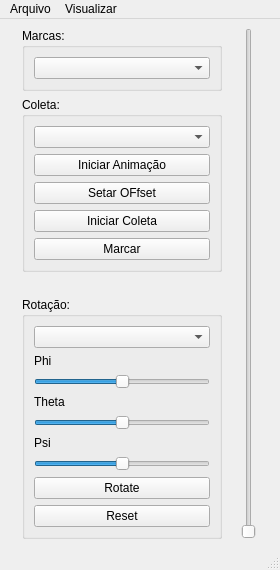
First picture: the form in Software/Python Framework/gui/mainwindow.ui, repository italogsfernandes/rastreamento-inercial, before the edit.
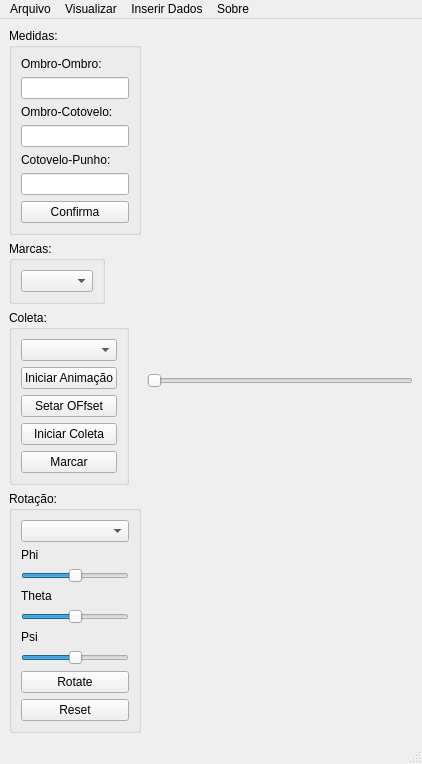
Second picture: the form after the edit.

Commit message: adicionar medidas da pessoa

What changed in the file:
```diff
--- a/Software/Python Framework/gui/mainwindow.ui
+++ b/Software/Python Framework/gui/mainwindow.ui
@@ -6,8 +6,8 @@
    <rect>
     <x>0</x>
     <y>0</y>
-    <width>280</width>
-    <height>570</height>
+    <width>422</width>
+    <height>639</height>
    </rect>
   </property>
   <property name="windowTitle">
@@ -25,8 +25,102 @@
      <layout class="QHBoxLayout" name="mbly">
       <item>
        <layout class="QVBoxLayout" name="verticalLayout_2">
+        <property name="sizeConstraint">
+         <enum>QLayout::SetDefaultConstraint</enum>
+        </property>
+        <item>
+         <widget class="QGroupBox" name="groupMedidas">
+          <property name="title">
+           <string>Medidas:</string>
+          </property>
+          <layout class="QVBoxLayout" name="verticalLayout_7">
+           <item>
+            <widget class="QLabel" name="label">
+             <property name="sizePolicy">
+              <sizepolicy hsizetype="Fixed" vsizetype="Preferred">
+               <horstretch>0</horstretch>
+               <verstretch>0</verstretch>
+              </sizepolicy>
+             </property>
+             <property name="text">
+              <string>Ombro-Ombro:</string>
+             </property>
+            </widget>
+           </item>
+           <item>
+            <widget class="QLineEdit" name="editShoulderShoulder">
+             <property name="sizePolicy">
+              <sizepolicy hsizetype="Fixed" vsizetype="Fixed">
+               <horstretch>0</horstretch>
+               <verstretch>0</verstretch>
+              </sizepolicy>
+             </property>
+            </widget>
+           </item>
+           <item>
+            <widget class="QLabel" name="label_2">
+             <property name="sizePolicy">
+              <sizepolicy hsizetype="Fixed" vsizetype="Preferred">
+               <horstretch>0</horstretch>
+               <verstretch>0</verstretch>
+              </sizepolicy>
+             </property>
+             <property name="text">
+              <string>Ombro-Cotovelo:</string>
+             </property>
+            </widget>
+           </item>
+           <item>
+            <widget class="QLineEdit" name="editShoulderElbow">
+             <property name="sizePolicy">
+              <sizepolicy hsizetype="Fixed" vsizetype="Fixed">
+               <horstretch>0</horstretch>
+               <verstretch>0</verstretch>
+              </sizepolicy>
+             </property>
+            </widget>
+           </item>
+           <item>
+            <widget class="QLabel" name="label_3">
+             <property name="sizePolicy">
+              <sizepolicy hsizetype="Fixed" vsizetype="Preferred">
+               <horstretch>0</horstretch>
+               <verstretch>0</verstretch>
+              </sizepolicy>
+             </property>
+             <property name="text">
+              <string>Cotovelo-Punho:</string>
+             </property>
+            </widget>
+           </item>
+           <item>
+            <widget class="QLineEdit" name="editElbowWrist">
+             <property name="sizePolicy">
+              <sizepolicy hsizetype="Fixed" vsizetype="Fixed">
+               <horstretch>0</horstretch>
+               <verstretch>0</verstretch>
+              </sizepolicy>
+             </property>
+            </widget>
+           </item>
+           <item>
+            <widget class="QPushButton" name="btnMedidas">
+             <property name="text">
+              <string>Confirma</string>
+             </property>
+            </widget>
+           </item>
+          </layout>
+         </widget>
+        </item>
         <item>
          <widget class="QGroupBox" name="groupDadosColeta">
+          <property name="sizePolicy">
+           <sizepolicy hsizetype="Fixed" vsizetype="Preferred">
+            <horstretch>0</horstretch>
+            <verstretch>0</verstretch>
+           </sizepolicy>
+          </property>
           <property name="title">
            <string>Marcas:</string>
           </property>
@@ -39,6 +133,12 @@
         </item>
         <item>
          <widget class="QGroupBox" name="groupColeta">
+          <property name="sizePolicy">
+           <sizepolicy hsizetype="Fixed" vsizetype="Preferred">
+            <horstretch>0</horstretch>
+            <verstretch>0</verstretch>
+           </sizepolicy>
+          </property>
           <property name="title">
            <string>Coleta:</string>
           </property>
@@ -92,6 +192,12 @@
         </item>
         <item>
          <widget class="QGroupBox" name="groupRotation">
+          <property name="sizePolicy">
+           <sizepolicy hsizetype="Fixed" vsizetype="Preferred">
+            <horstretch>0</horstretch>
+            <verstretch>0</verstretch>
+           </sizepolicy>
+          </property>
           <property name="maximumSize">
            <size>
             <width>200</width>
@@ -206,15 +312,22 @@
         </item>
        </layout>
       </item>
+      <item>
+       <layout class="QVBoxLayout" name="verticalLayout_6">
+        <item>
+         <layout class="QHBoxLayout" name="horizontalLayout_3"/>
+        </item>
+        <item>
+         <widget class="QSlider" name="sliderColeta">
+          <property name="orientation">
+           <enum>Qt::Horizontal</enum>
+          </property>
+         </widget>
+        </item>
+       </layout>
+      </item>
      </layout>
     </item>
-    <item>
-     <widget class="QSlider" name="sliderColeta">
-      <property name="orientation">
-       <enum>Qt::Vertical</enum>
-      </property>
-     </widget>
-    </item>
    </layout>
   </widget>
   <widget class="QMenuBar" name="menubar">
@@ -222,8 +335,8 @@
     <rect>
      <x>0</x>
      <y>0</y>
-     <width>280</width>
-     <height>25</height>
+     <width>422</width>
+     <height>28</height>
     </rect>
    </property>
    <widget class="QMenu" name="menuArquivo">
@@ -252,8 +365,22 @@
     <addaction name="actionMenu_de_Rota_o"/>
     <addaction name="menuGr_ficos"/>
    </widget>
+   <widget class="QMenu" name="menuHelp">
+    <property name="title">
+     <string>Sobre</string>
+    </property>
+    <addaction name="actionHelp"/>
+   </widget>
+   <widget class="QMenu" name="menuInserir">
+    <property name="title">
+     <string>Inserir Dados</string>
+    </property>
+    <addaction name="actionMedidas_da_Pessoa"/>
+   </widget>
    <addaction name="menuArquivo"/>
    <addaction name="menuVisualizar"/>
+   <addaction name="menuInserir"/>
+   <addaction name="menuHelp"/>
   </widget>
   <widget class="QStatusBar" name="statusbar"/>
   <action name="actionAbrir_Postura">
```
Left out of the diff: 12 changed lines with no effect on the pictures. The commit also changes 4 other files.
